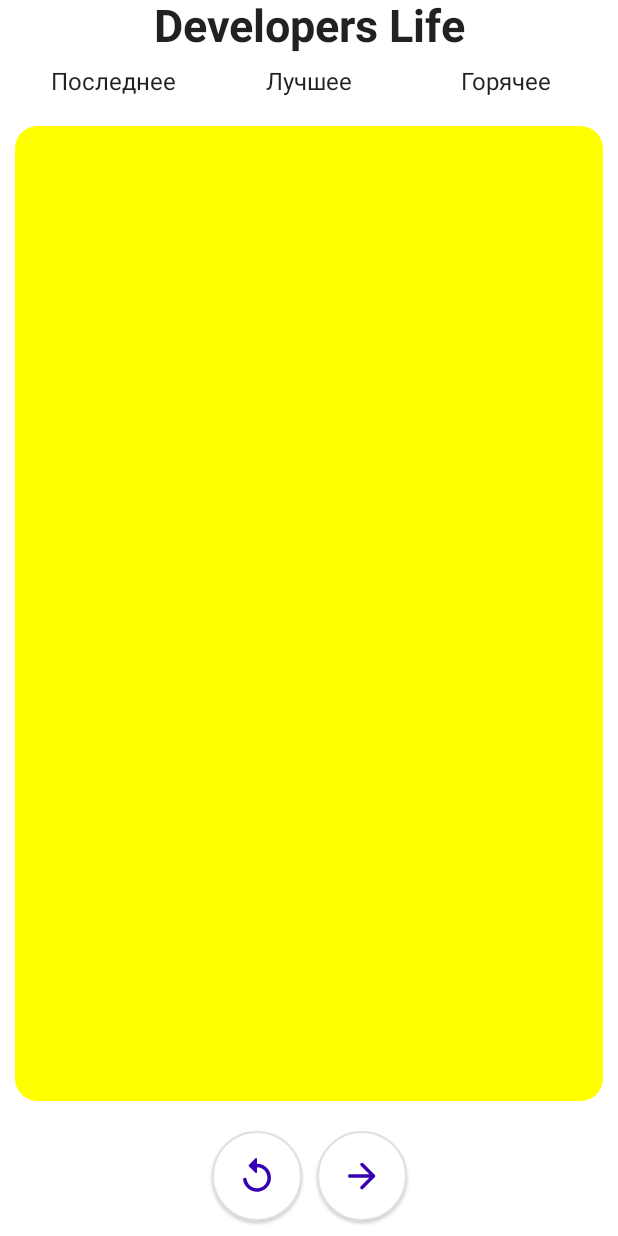
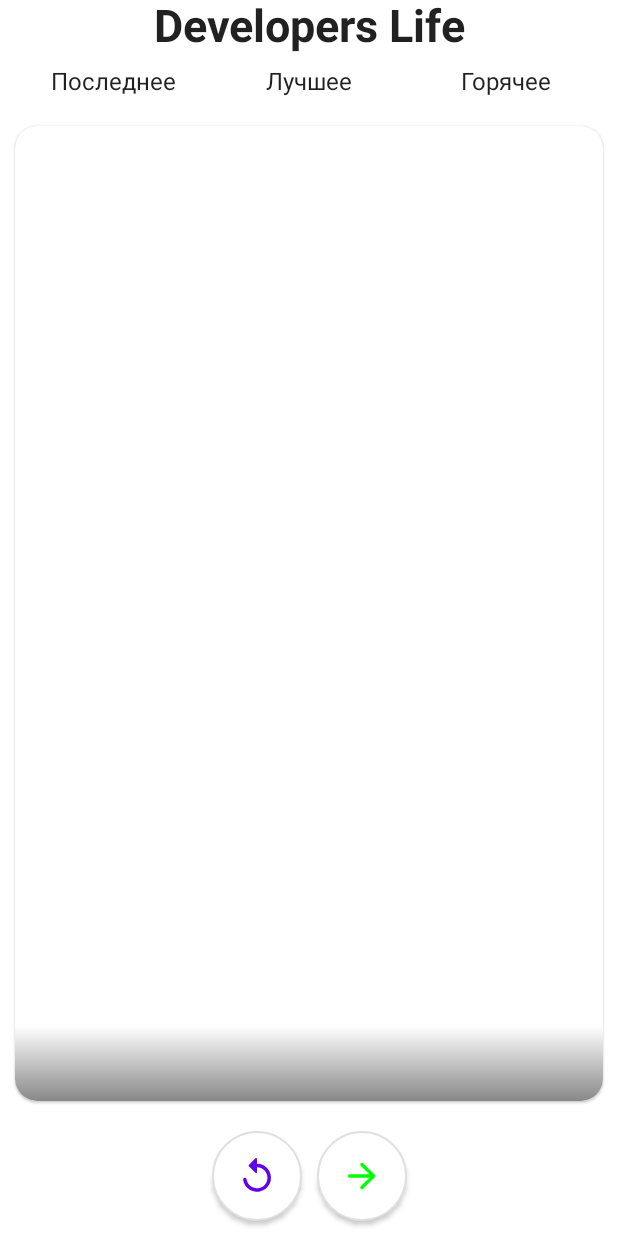
Before and after one commit to imalinowski/FinTechTinkoff, an Android app built with Jetpack Compose: the screen it shows after launch (MainActivity), on a phone screen of 412 x 824 dp. Run offline under Robolectric (Android 15) with nearby library versions, the phone set to English and light mode, and no system bars; our stand-ins replace constraintlayout-compose.

Commit message:
card gradient

```diff
--- a/app/build.gradle
+++ b/app/build.gradle
@@ -63,4 +63,5 @@ dependencies {
     androidTestImplementation "androidx.compose.ui:ui-test-junit4:$compose_version"
     debugImplementation "androidx.compose.ui:ui-tooling:$compose_version"
     implementation "androidx.compose.material:material-icons-extended:$compose_version"
+    implementation "androidx.constraintlayout:constraintlayout-compose:1.0.0-beta02"
 }
--- a/app/src/main/java/com/malinowski/memloader/Card.kt
+++ b/app/src/main/java/com/malinowski/memloader/Card.kt
@@ -4,28 +4,61 @@ import android.graphics.Bitmap
 import android.graphics.Canvas
 import android.graphics.Paint
 import androidx.compose.foundation.Image
-import androidx.compose.foundation.layout.fillMaxSize
+import androidx.compose.foundation.background
+import androidx.compose.foundation.layout.*
 import androidx.compose.foundation.shape.RoundedCornerShape
+import androidx.compose.material.MaterialTheme
+import androidx.compose.material.Text
 import androidx.compose.runtime.Composable
+import androidx.compose.ui.Alignment
 import androidx.compose.ui.Modifier
 import androidx.compose.ui.draw.clip
+import androidx.compose.ui.draw.shadow
+import androidx.compose.ui.graphics.Brush
 import androidx.compose.ui.graphics.Color
 import androidx.compose.ui.graphics.ImageBitmap
 import androidx.compose.ui.graphics.asImageBitmap
 import androidx.compose.ui.layout.ContentScale
+import androidx.compose.ui.text.style.TextAlign
 import androidx.compose.ui.tooling.preview.Preview
 import androidx.compose.ui.unit.dp
+import androidx.constraintlayout.compose.ConstraintLayout
 
 @Composable
 fun Card(modifier: Modifier = Modifier, bitmap: ImageBitmap){
-    Image(
-        bitmap = bitmap,
-        contentDescription = "card",
-        contentScale = ContentScale.Crop,
-        modifier = modifier
-            .fillMaxSize()
-            .clip(RoundedCornerShape(15.dp))
-    )
+    ConstraintLayout (
+        modifier = Modifier
+            .shadow(1.dp, shape = RoundedCornerShape(15.dp))
+    ) {
+        val (image,text,gradient) = createRefs()
+        Image(
+            bitmap = bitmap,
+            contentDescription = "card",
+            contentScale = ContentScale.Crop,
+            modifier = modifier.fillMaxSize()
+        )
+        Box(
+            modifier = Modifier.fillMaxWidth().height(50.dp)
+                .background(
+                Brush.verticalGradient(
+                    listOf(Color.Transparent, Color.Gray),
+                )
+                ).constrainAs(gradient) {
+                    bottom.linkTo(parent.bottom)
+                }
+        ) {}
+        Text(
+            text = "mem text ".repeat(10),
+            textAlign = TextAlign.Center,
+            color = Color.White,
+            modifier = Modifier
+                .fillMaxWidth()
+                .padding(10.dp)
+                .constrainAs(text) {
+                    bottom.linkTo(parent.bottom)
+                }
+        )
+    }
 }
 
 @Preview
--- a/app/src/main/java/com/malinowski/memloader/MainActivity.kt
+++ b/app/src/main/java/com/malinowski/memloader/MainActivity.kt
@@ -12,8 +12,6 @@ import androidx.compose.material.icons.rounded.Replay
 import androidx.compose.runtime.Composable
 import androidx.compose.ui.Alignment
 import androidx.compose.ui.Modifier
-import androidx.compose.ui.draw.clip
-import androidx.compose.ui.draw.shadow
 import androidx.compose.ui.graphics.Color
 import androidx.compose.ui.text.font.FontWeight
 import androidx.compose.ui.text.style.TextAlign
@@ -59,23 +57,29 @@ fun MemScreen() {
                 .fillMaxSize()
                 .padding(10.dp)
         ) {
-            Card(bitmap = createImage(300, 300, Color.Yellow))
+            Card(bitmap = createImage(300, 300, Color.White))
         }
         Row(
             Modifier.padding(10.dp),
             verticalAlignment = Alignment.CenterVertically,
             horizontalArrangement = Arrangement.spacedBy(10.dp)
         ) {
+            MemButtons()
+        }
+    }
+}
+@Composable
+fun MemButtons(){
     OutlinedButton(
         onClick = { },
         modifier = Modifier.size(60.dp),
         shape = CircleShape,
-                elevation = ButtonDefaults.elevation(defaultElevation = 1.dp)
+        elevation = ButtonDefaults.elevation()
     ) {
         Icon(
             Icons.Rounded.Replay, "Icon",
             modifier = Modifier.fillMaxSize(),
-                    tint = MaterialTheme.colors.primaryVariant
+            tint = MaterialTheme.colors.primary
         )
     }
 
@@ -83,18 +87,15 @@ fun MemScreen() {
         onClick = { },
         modifier = Modifier.size(60.dp),
         shape = CircleShape,
-                elevation = ButtonDefaults.elevation(defaultElevation = 1.dp)
+        elevation = ButtonDefaults.elevation()
     ) {
         Icon(
             Icons.Rounded.ArrowForward, "Icon",
             modifier = Modifier.fillMaxSize(),
-                    tint = MaterialTheme.colors.primaryVariant,
+            tint = Color.Green,
         )
     }
 }
-    }
-}
-
 @Preview(
     showBackground = true
 )
--- a/build.gradle
+++ b/build.gradle
@@ -1,7 +1,7 @@
 // Top-level build file where you can add configuration options common to all sub-projects/modules.
 buildscript {
     ext {
-        compose_version = '1.0.1'
+        compose_version = '1.0.2'
     }
     repositories {
         google()
```
Lines whose indentation alone changed are shown as unchanged.
